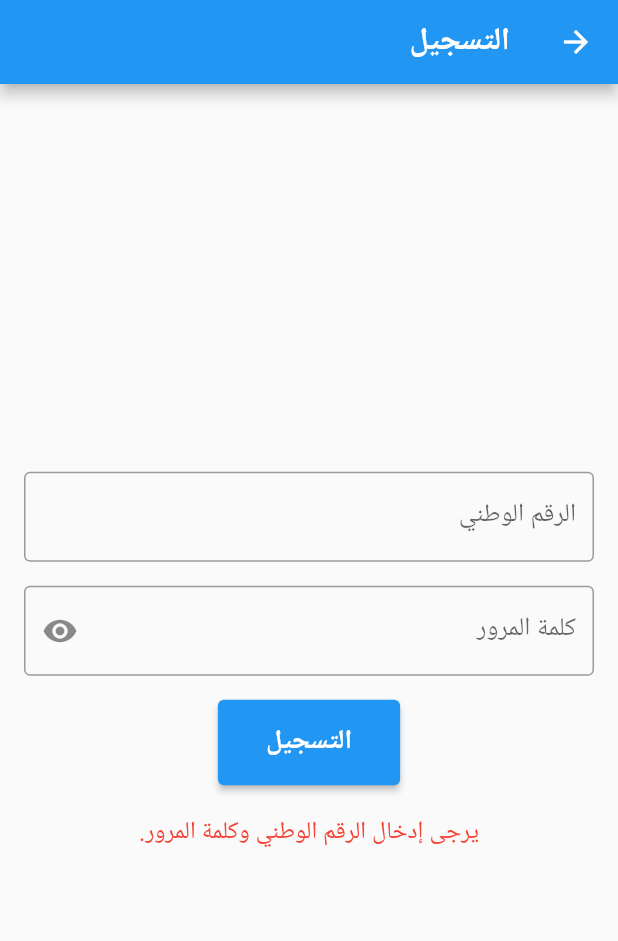
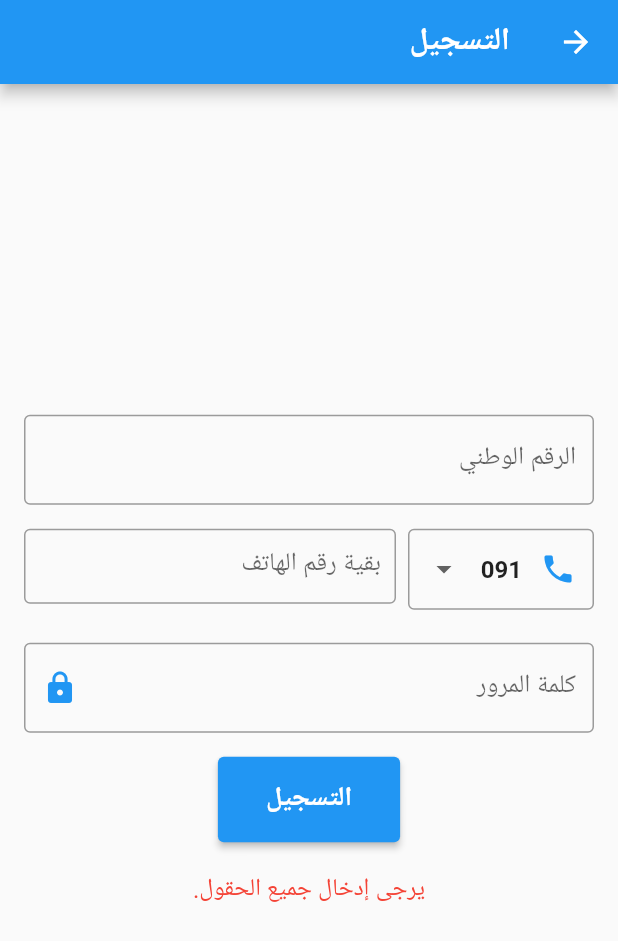
Before and after one commit to MustafaAlmukh/employee2, a Flutter app: the RegisterScreen screen opened directly, after a tap on "التسجيل", on a phone screen of 412 x 824 dp. Shown: the top 941 px of the screen. Run offline on Flutter 3.47's test engine with Material 2 defaults, Android fonts, the phone set to English and light mode, and no system bars; our stand-ins replace firebase_core, firebase_database; accounts and stored records are empty; Roboto replaces fonts that are missing (Mada).

Commit message:
edit phone added

```diff
--- a/lib/ShowPage.dart
+++ b/lib/ShowPage.dart
@@ -58,7 +58,7 @@ class ShowPage extends StatelessWidget {
                   textAlign: TextAlign.center,
                 ),
                 Text(
-                  'وزارة الداخلية \ مصلحة الاحوال المدنية',
+                  'وزارة الداخلية \ جهاز حراسة المرافق التعليمية',
                   style: TextStyle(
                     fontSize: 20,
                     color: Colors.black,
@@ -173,7 +173,7 @@ class ShowPage extends StatelessWidget {
                 SizedBox(height: 10,),
                 Row(
                   children: [
-                    Text('هو أحد موظفي [ مصلحة الاحوال المدنية ] , ويتقاضي مرتبا شهريا بياناته موضحة كما يلي :  ', style: TextStyle(fontSize: 10)),
+                    Text('هو أحد موظفي [ حراسة المرافق التعليمية ] , ويتقاضي مرتبا شهريا بياناته موضحة كما يلي :  ', style: TextStyle(fontSize: 10)),
                   ],
                 ),
                 SizedBox(height: 10,),
@@ -345,7 +345,7 @@ class ShowPage extends StatelessWidget {
                       children: [
 
                         Text('صافي المرتب بالحروف : ................................. ', style: TextStyle(fontSize: 13, fontWeight: FontWeight.bold, color: Colors.black)),
-                        Text('استخرجت هذه الشهادة بناء علي طلبه من واقع مرتبه عن شهر 4 لسنة 2024 ', style: TextStyle(fontSize: 10),maxLines: 2,),
+                        Text('استخرجت هذه الشهادة بناء علي طلبه من واقع مرتبه عن شهر 10 لسنة 2024 ', style: TextStyle(fontSize: 10),maxLines: 2,),
                         Text('لاستعمالها في الأغلااض المسموح بها قانونا ', style: TextStyle(fontSize: 10),maxLines: 2,),
 
                       ],
--- a/lib/main.dart
+++ b/lib/main.dart
@@ -14,7 +14,7 @@ Future<void> main() async {
     options: FirebaseOptions(
       apiKey: "AIzaSyAL7p7mxgluOLfqKjyljfWom3mtwPOE-Sw",
       authDomain: "univirsty-eb962.firebaseapp.com",
-      databaseURL: "https://univirsty-eb962-default-rtdb.europe-west1.firebasedatabase.app/",
+      databaseURL: "https://univirsty-eb962-default-rtdb.europe-west1.firebasedatabase.app",
       projectId: "univirsty-eb962",
       storageBucket: "univirsty-eb962.appspot.com",
       messagingSenderId: "597400083122",
--- a/lib/register.dart
+++ b/lib/register.dart
@@ -214,11 +214,9 @@ class VerificationScreen extends StatelessWidget {
     );
   }
 }*/
-
-
 import 'package:flutter/material.dart';
 import 'package:firebase_database/firebase_database.dart';
-import 'package:flutter/services.dart'; // مكتبة النسخ
+import 'package:flutter/services.dart';
 
 class RegisterScreen extends StatefulWidget {
   @override
@@ -227,12 +225,17 @@ class RegisterScreen extends StatefulWidget {
 
 class _RegisterScreenState extends State<RegisterScreen> {
   final TextEditingController _nationalNumberController = TextEditingController();
+  final TextEditingController _phoneController = TextEditingController();
   final TextEditingController _passwordController = TextEditingController();
   final DatabaseReference _dbRef = FirebaseDatabase.instance.ref('employee');
 
   String? _errorMessage;
   bool _loading = false;
-  bool _obscurePassword = true;
+  bool _isRegistered = false;
+  String? _employeeName;
+
+  String _selectedPrefix = "091";
+  final List<String> _phonePrefixes = ["091", "092", "093", "094", "095"];
 
   void _registerEmployee() async {
     setState(() {
@@ -241,11 +244,20 @@ class _RegisterScreenState extends State<RegisterScreen> {
     });
 
     final nationalNumber = _nationalNumberController.text.trim();
+    final phoneNumber = "$_selectedPrefix${_phoneController.text.trim()}";
     final password = _passwordController.text.trim();
 
-    if (nationalNumber.isEmpty || password.isEmpty) {
+    if (nationalNumber.isEmpty || _phoneController.text.isEmpty || password.isEmpty) {
       setState(() {
-        _errorMessage = 'يرجى إدخال الرقم الوطني وكلمة المرور.';
+        _errorMessage = 'يرجى إدخال جميع الحقول.';
+        _loading = false;
+      });
+      return;
+    }
+
+    if (!_validatePhoneNumber(phoneNumber)) {
+      setState(() {
+        _errorMessage = 'رقم الهاتف غير صالح. يجب أن يبدأ بـ $_selectedPrefix ويتكون من 10 أرقام.';
         _loading = false;
       });
       return;
@@ -272,32 +284,24 @@ class _RegisterScreenState extends State<RegisterScreen> {
               value['Nationalnumber'] != null &&
               value['Nationalnumber'].toString() == nationalNumber) {
             matchedEmployee = Map<String, dynamic>.from(value);
-            matchedEmployee!['key'] = key; // حفظ المفتاح لتحديثه لاحقًا
+            matchedEmployee!['key'] = key;
           }
         });
       }
 
       if (matchedEmployee != null) {
-        // تحديث الرقم السري
         await _dbRef.child(matchedEmployee!['key']).update({
           'CardNo': password,
+          'PhoneNo': phoneNumber,
         });
 
         setState(() {
           _loading = false;
+          _isRegistered = true;
+          _employeeName = matchedEmployee!['EmployeeName'] ?? "غير معروف"; // ✅ تغيير الحقل
         });
-
-        Navigator.push(
-          context,
-          MaterialPageRoute(
-            builder: (context) => VerificationScreen(
-              employeeName: matchedEmployee!['EmployeeName'].toString(),
-              nationalNumber: matchedEmployee!['Nationalnumber'].toString(),
-              cardNo: password,
-            ),
-          ),
-        );
-      } else {
+      }
+ else {
         setState(() {
           _errorMessage = 'الرقم الوطني غير موجود في قاعدة البيانات.';
           _loading = false;
@@ -309,6 +313,18 @@ class _RegisterScreenState extends State<RegisterScreen> {
         _errorMessage = 'حدث خطأ أثناء التسجيل: $error';
       });
     }
+  }
+
+  bool _validatePhoneNumber(String phoneNumber) {
+    RegExp regex = RegExp(r'^(091|092|093|094|095)\d{7}$');
+    return regex.hasMatch(phoneNumber);
+  }
+
+  void _copyToClipboard(String text) {
+    Clipboard.setData(ClipboardData(text: text));
+    ScaffoldMessenger.of(context).showSnackBar(
+      SnackBar(content: Text("تم نسخ كلمة المرور")),
+    );
   }
 
   @override
@@ -331,22 +347,63 @@ class _RegisterScreenState extends State<RegisterScreen> {
               ),
             ),
             SizedBox(height: 16),
+            Row(
+              crossAxisAlignment: CrossAxisAlignment.center,
+              children: [
+                Expanded(
+                  flex: 1,
+                  child: Container(
+                    height: 60,  // ✅ توحيد الارتفاع
+                    child: DropdownButtonFormField<String>(
+                      value: _selectedPrefix,
+                      decoration: InputDecoration(
+                        border: OutlineInputBorder(),
+                        contentPadding: EdgeInsets.symmetric(vertical: 15, horizontal: 10),  // ✅ جعل الحقل بنفس الارتفاع
+                        prefixIcon: Icon(Icons.phone, color: Colors.blue),
+                      ),
+                      onChanged: (String? newValue) {
+                        setState(() {
+                          _selectedPrefix = newValue!;
+                        });
+                      },
+                      items: _phonePrefixes.map<DropdownMenuItem<String>>((String value) {
+                        return DropdownMenuItem<String>(
+                          value: value,
+                          child: Center(child: Text(value, style: TextStyle(fontSize: 16, fontWeight: FontWeight.bold))),
+                        );
+                      }).toList(),
+                    ),
+                  ),
+                ),
+                SizedBox(width: 8),
+                Expanded(
+                  flex: 2,
+                  child: Container(
+                    height: 60,  // ✅ جعل الحقل بنفس ارتفاع القائمة المنسدلة
+                    child: TextField(
+                      controller: _phoneController,
+                      keyboardType: TextInputType.number,
+                      maxLength: 7,  // ✅ الحد الأقصى للأرقام (يعمل في الخلفية)
+                      textAlign: TextAlign.center,
+                      decoration: InputDecoration(
+                        labelText: 'بقية رقم الهاتف',
+                        border: OutlineInputBorder(),
+                        contentPadding: EdgeInsets.symmetric(vertical: 15, horizontal: 10),
+                        counterText: "",  // ✅ إخفاء العداد من الشاشة
+                      ),
+                    ),
+
+                  ),
+                ),
+              ],
+            ),
+            SizedBox(height: 16),
             TextField(
               controller: _passwordController,
-              obscureText: _obscurePassword,
               decoration: InputDecoration(
                 labelText: 'كلمة المرور',
                 border: OutlineInputBorder(),
-                suffixIcon: IconButton(
-                  icon: Icon(
-                    _obscurePassword ? Icons.visibility : Icons.visibility_off,
-                  ),
-                  onPressed: () {
-                    setState(() {
-                      _obscurePassword = !_obscurePassword;
-                    });
-                  },
-                ),
+                suffixIcon: Icon(Icons.lock, color: Colors.blue),
               ),
             ),
             SizedBox(height: 16),
@@ -361,6 +418,45 @@ class _RegisterScreenState extends State<RegisterScreen> {
                   ? CircularProgressIndicator(color: Colors.white)
                   : Text('التسجيل'),
             ),
+            if (_isRegistered) ...[
+              SizedBox(height: 20),
+              Container(
+                padding: EdgeInsets.all(12),
+                decoration: BoxDecoration(
+                  color: Colors.green.withOpacity(0.1),
+                  borderRadius: BorderRadius.circular(10),
+                  border: Border.all(color: Colors.green, width: 1),
+                ),
+                child: Column(
+                  crossAxisAlignment: CrossAxisAlignment.start,
+                  children: [
+                    Text(
+                      "الموظف: $_employeeName",
+                      style: TextStyle(fontSize: 18, fontWeight: FontWeight.bold),
+                    ),
+                    SizedBox(height: 10),
+                    Text(
+                      "كلمة المرور الخاصة بك:",
+                      style: TextStyle(fontSize: 16, fontWeight: FontWeight.bold),
+                    ),
+                    SizedBox(height: 10),
+                    Row(
+                      mainAxisAlignment: MainAxisAlignment.spaceBetween,
+                      children: [
+                        Text(
+                          _passwordController.text,
+                          style: TextStyle(fontSize: 18, color: Colors.green, fontWeight: FontWeight.bold),
+                        ),
+                        IconButton(
+                          icon: Icon(Icons.copy, color: Colors.green),
+                          onPressed: () => _copyToClipboard(_passwordController.text),
+                        ),
+                      ],
+                    ),
+                  ],
+                ),
+              ),
+            ],
             if (_errorMessage != null) ...[
               SizedBox(height: 20),
               Text(
@@ -374,78 +470,3 @@ class _RegisterScreenState extends State<RegisterScreen> {
     );
   }
 }
-
-class VerificationScreen extends StatelessWidget {
-  final String employeeName;
-  final String nationalNumber;
-  final String cardNo;
-
-  VerificationScreen({
-    required this.employeeName,
-    required this.nationalNumber,
-    required this.cardNo,
-  });
-
-  void _copyToClipboard(BuildContext context) {
-    Clipboard.setData(ClipboardData(text: cardNo)).then((_) {
-      ScaffoldMessenger.of(context).showSnackBar(
-        SnackBar(
-          content: Text('تم نسخ كلمة المرور!'),
-          duration: Duration(seconds: 2),
-        ),
-      );
-    });
-  }
-
-  @override
-  Widget build(BuildContext context) {
-    return Scaffold(
-      appBar: AppBar(
-        title: Text('بيانات الموظف'),
-        backgroundColor: Colors.blue,
-      ),
-      body: Padding(
-        padding: const EdgeInsets.all(16.0),
-        child: Column(
-          crossAxisAlignment: CrossAxisAlignment.start,
-          children: [
-            Center(
-              child: Text(
-                'تم التسجيل بنجاح!',
-                style: TextStyle(
-                  fontSize: 22,
-                  fontWeight: FontWeight.bold,
-                  color: Colors.green,
-                ),
-              ),
-            ),
-            SizedBox(height: 16),
-            Text('الاسم: $employeeName',
-                style: TextStyle(fontSize: 18, fontWeight: FontWeight.bold)),
-            Divider(),
-            Text('الرقم الوطني: $nationalNumber',
-                style: TextStyle(fontSize: 18, fontWeight: FontWeight.bold)),
-            Divider(),
-            Row(
-              mainAxisAlignment: MainAxisAlignment.spaceBetween,
-              children: [
-                Text(
-                  'الرقم السري: $cardNo',
-                  style: TextStyle(
-                      fontSize: 18,
-                      fontWeight: FontWeight.bold,
-                      color: Colors.green),
-                ),
-                IconButton(
-                  icon: Icon(Icons.copy, color: Colors.blue),
-                  onPressed: () => _copyToClipboard(context),
-                ),
-              ],
-            ),
-            Divider(),
-          ],
-        ),
-      ),
-    );
-  }
-}
```
Also changed, not shown: lib/pdf_content.dart (added, +61 -0 lines), lib/search.dart (+224 -166 lines), 2 other files.
